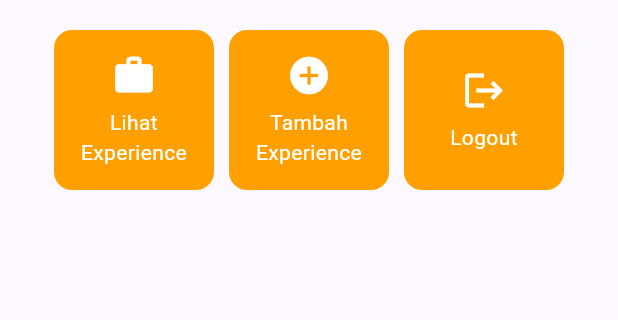
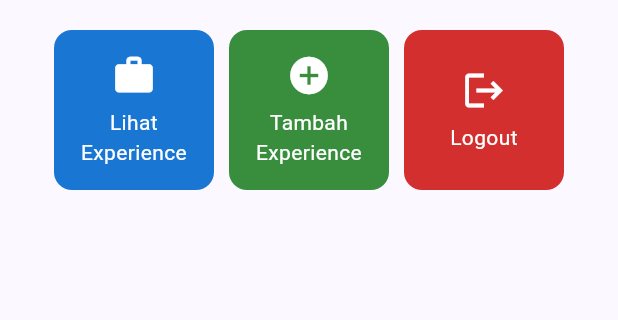
Before and after one commit to Fathir-athaa/myportofolio_mobile, a Flutter app: the screen it shows after launch, on a phone screen of 412 x 824 dp, the part 357-677 px from its top. Run offline on Flutter 3.47's test engine with Material 3 defaults, Android fonts, the phone set to English and light mode, and no system bars.

Commit message:
feat(menu): Ganti warna

```diff
--- a/lib/menu.dart
+++ b/lib/menu.dart
@@ -10,9 +10,9 @@ class MyHomePage extends StatelessWidget {
 
   // Tombol menu, disesuaikan dengan fitur Experience di web Django kamu.
   final List<ItemHomepage> items = [
-    ItemHomepage("Lihat Experience", Icons.work),
-    ItemHomepage("Tambah Experience", Icons.add_circle),
-    ItemHomepage("Logout", Icons.logout),
+    ItemHomepage("Lihat Experience", Icons.work, Colors.blue.shade700),
+    ItemHomepage("Tambah Experience", Icons.add_circle, Colors.green.shade700),
+    ItemHomepage("Logout", Icons.logout, Colors.red.shade700),
   ];
 
   @override
@@ -115,8 +115,9 @@ class InfoCard extends StatelessWidget {
 class ItemHomepage {
   final String name;
   final IconData icon;
+  final Color color;
 
-  ItemHomepage(this.name, this.icon);
+  ItemHomepage(this.name, this.icon, this.color);
 }
 
 class ItemCard extends StatelessWidget {
@@ -128,7 +129,7 @@ class ItemCard extends StatelessWidget {
   Widget build(BuildContext context) {
     return Material(
       // Menggunakan warna sekunder dari skema tema aplikasi.
-      color: Theme.of(context).colorScheme.secondary,
+      color: item.color,
       borderRadius: BorderRadius.circular(12),
       child: InkWell(
         // Aksi ketika kartu ditekan oleh pengguna.
```
